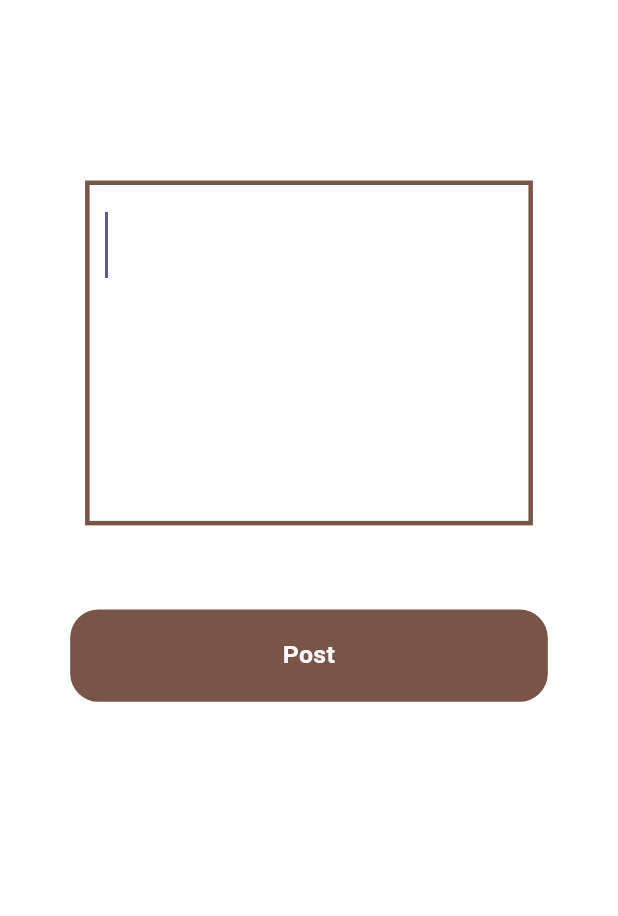
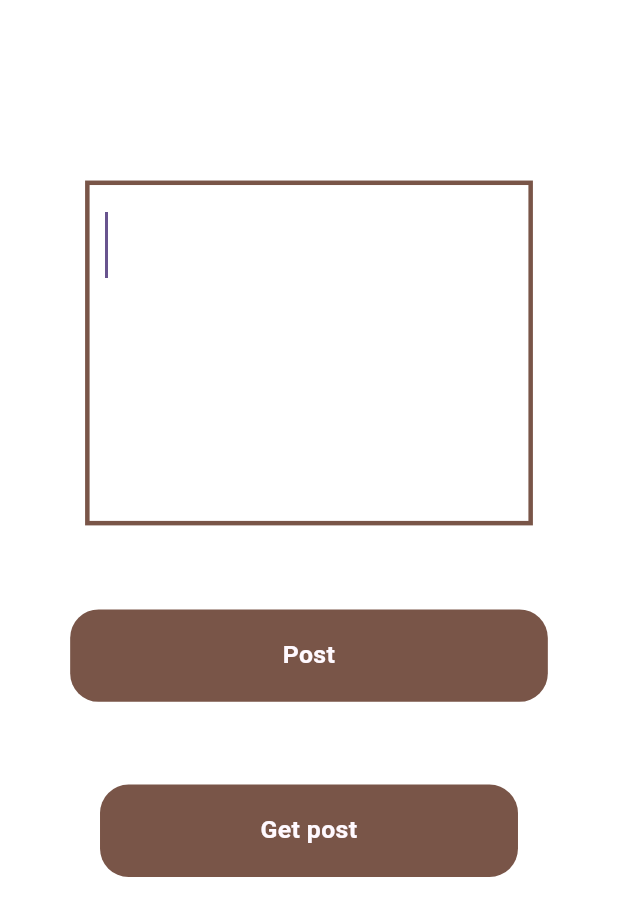
Before and after one commit to Mohdfayistk/firebase, a Flutter app: the screen it shows after launch, on a phone screen of 412 x 824 dp. Shown: the top 916 px of the screen. Run offline on Flutter 3.47's test engine with Material 2 defaults, Android fonts, the phone set to English and light mode, and no system bars; our stand-ins replace cloud_firestore, firebase_auth, firebase_core, flutter_otp_text_field, flutter_screenutil, fluttertoast and 1 more; accounts and stored records are empty; Roboto replaces fonts that are missing (Gilroy).

Commit message:
posy get commit

```diff
--- a/lib/home.dart
+++ b/lib/home.dart
@@ -1,4 +1,5 @@
 import 'package:cloud_firestore/cloud_firestore.dart';
+import 'package:firebase/Postget.dart';
 import 'package:firebase/toast.dart';
 import 'package:firebase_auth/firebase_auth.dart';
 import 'package:flutter/material.dart';
@@ -19,7 +20,8 @@ class _homeState extends State<home> {
   Widget build(BuildContext context) {
     return Scaffold(
       backgroundColor: Colors.white,
-      body: Column(
+      body: SingleChildScrollView(
+        child: Column(
           children: [
           SizedBox(height: 120.h,),
         Center(
@@ -29,6 +31,9 @@ class _homeState extends State<home> {
           decoration: BoxDecoration(
               border: Border.all(color: Colors.brown, width: 3)),
           child: TextFormField(
+            textInputAction: TextInputAction.newline,
+            keyboardType: TextInputType.multiline,
+            maxLines: null,
             style: TextStyle(
               color: Color(0xFF181725),
               fontSize: 32.sp,
@@ -80,7 +85,36 @@ class _homeState extends State<home> {
                 ),
               ),
             ),
+            SizedBox(height: 60.h,),
+            GestureDetector(onTap:
+            (){
+              Navigator.of(context).push(MaterialPageRoute(builder: (_)=>postget()));
+            },
+              child: Container(
+                width: 280.w,
+                height: 67.h,
+                decoration: ShapeDecoration(
+                  color: Colors.brown,
+                  shape: RoundedRectangleBorder(
+                    borderRadius: BorderRadius.circular(19),
+                  ),
+                ),
+                child: Center(
+                  child: Text(
+                    'Get post',
+                    textAlign: TextAlign.center,
+                    style: TextStyle(
+                      color: Color(0xFFFFF9FF),
+                      fontSize: 18.sp,
+                      fontFamily: 'Gilroy',
+                      fontWeight: FontWeight.w600,
+                    ),
+                  ),
+                ),
+              ),
+            ),
     ]
+    ),
       )
     ,
     );
```
Also changed, not shown: lib/Postget.dart (added, +187 -0 lines). Lines whose indentation alone changed are shown as unchanged.
